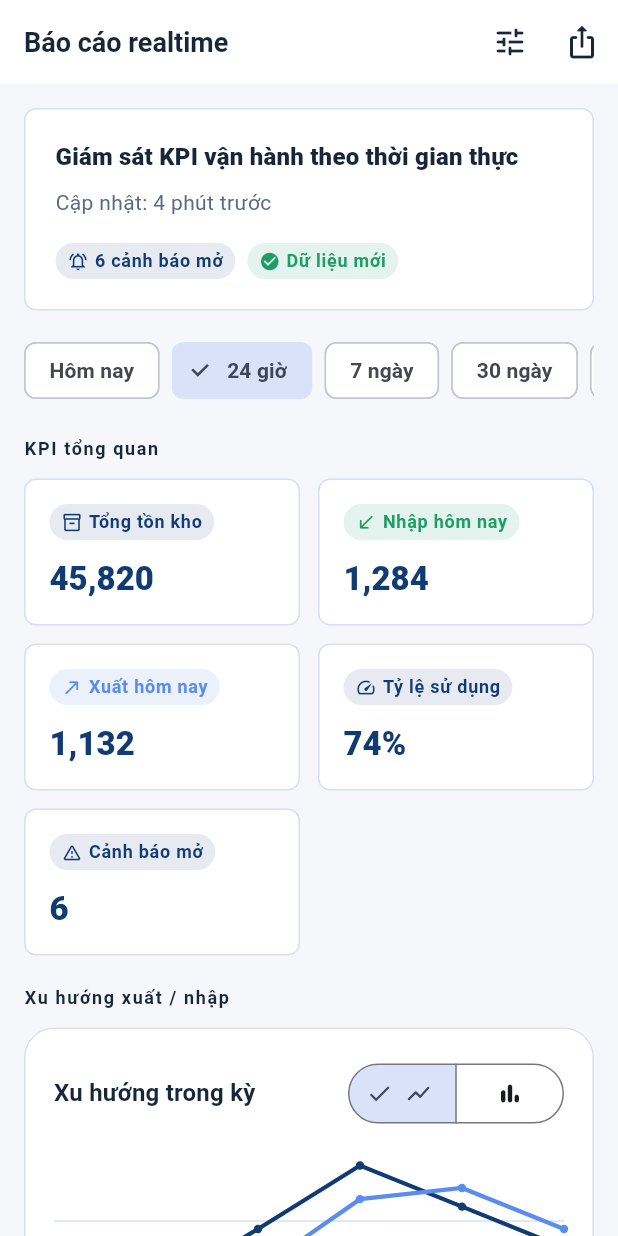
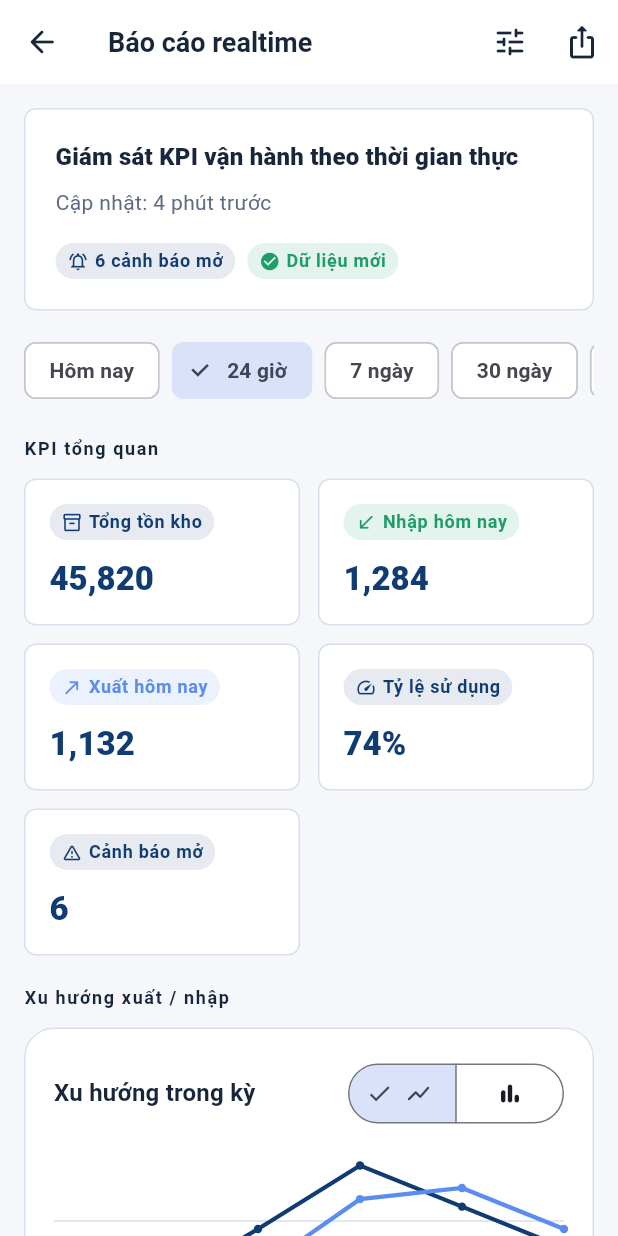
Before and after one commit to nekover0/SmartlogSWM, a Flutter app: the ReportsPage screen opened by its route, on a phone screen of 412 x 824 dp. Run offline on Flutter 3.47's test engine with Material 3 defaults, Android fonts, the phone set to English and light mode, and no system bars; our stand-ins replace flutter_riverpod, freezed_annotation, go_router; accounts and stored records are empty.

Commit message:
fix(mobile): add back button on realtime reports screen

```diff
--- a/mobile/lib/features/reports/presentation/pages/reports_page.dart
+++ b/mobile/lib/features/reports/presentation/pages/reports_page.dart
@@ -293,6 +293,18 @@ class _ReportsPageState extends State<ReportsPage> {
 
     return Scaffold(
       appBar: AppBar(
+        leading: IconButton(
+          key: const Key('reports_back_button'),
+          tooltip: 'Quay lại',
+          onPressed: () {
+            if (Navigator.of(context).canPop()) {
+              context.pop();
+              return;
+            }
+            context.go(AppRoutePaths.more);
+          },
+          icon: const Icon(Icons.arrow_back_rounded),
+        ),
         title: const Text('Báo cáo realtime'),
         actions: [
           IconButton(
```
